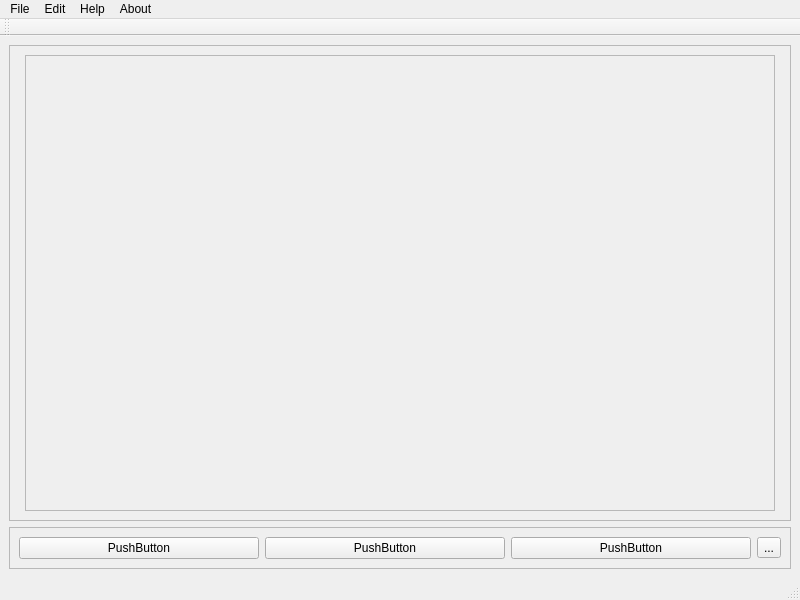
Above: src/GUI/mainwindow.ui from Nefarin/SODM before the change. Below: the same form after it.
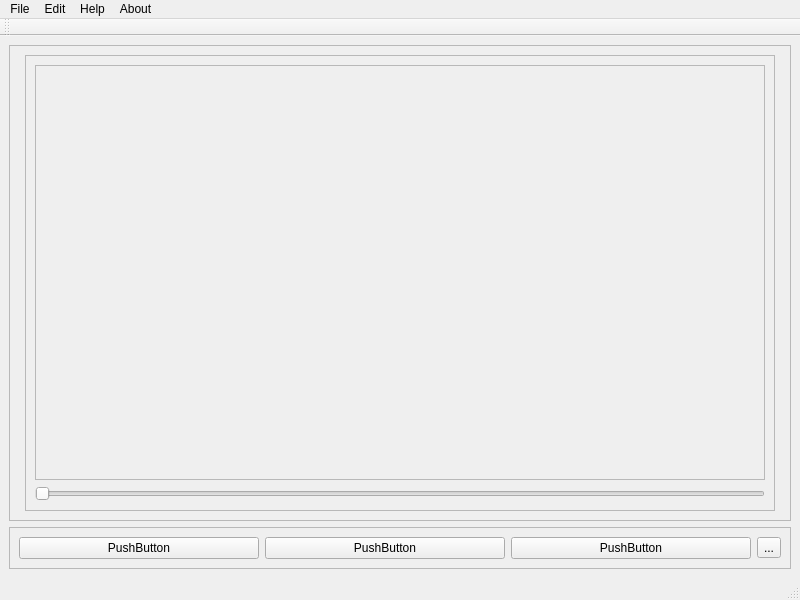
That is the form after the change.

Commit message: Loading and browsing dicom file works

The edit to the form file:
```diff
--- a/src/GUI/mainwindow.ui
+++ b/src/GUI/mainwindow.ui
@@ -53,9 +53,9 @@
         </widget>
        </item>
        <item>
-        <widget class="QFrame" name="imageFrame">
+        <widget class="QFrame" name="dicomFrame">
          <property name="sizePolicy">
-          <sizepolicy hsizetype="Expanding" vsizetype="Preferred">
+          <sizepolicy hsizetype="Expanding" vsizetype="Expanding">
            <horstretch>0</horstretch>
            <verstretch>0</verstretch>
           </sizepolicy>
@@ -72,9 +72,57 @@
          <property name="frameShadow">
           <enum>QFrame::Raised</enum>
          </property>
+         <property name="lineWidth">
+          <number>0</number>
+         </property>
          <layout class="QHBoxLayout" name="horizontalLayout">
           <item>
-           <layout class="QGridLayout" name="imageLayout"/>
+           <layout class="QGridLayout" name="dicomLayout">
+            <item row="1" column="0">
+             <widget class="QSlider" name="dicomSlider">
+              <property name="orientation">
+               <enum>Qt::Horizontal</enum>
+              </property>
+             </widget>
+            </item>
+            <item row="0" column="0">
+             <widget class="QFrame" name="imageFrame">
+              <property name="sizePolicy">
+               <sizepolicy hsizetype="Expanding" vsizetype="Expanding">
+                <horstretch>0</horstretch>
+                <verstretch>0</verstretch>
+               </sizepolicy>
+              </property>
+              <property name="frameShape">
+               <enum>QFrame::StyledPanel</enum>
+              </property>
+              <property name="frameShadow">
+               <enum>QFrame::Raised</enum>
+              </property>
+              <property name="lineWidth">
+               <number>0</number>
+              </property>
+              <layout class="QGridLayout" name="gridLayout">
+               <item row="0" column="0">
+                <layout class="QGridLayout" name="imageLayout"/>
+               </item>
+               <item row="1" column="0">
+                <spacer name="verticalSpacer">
+                 <property name="orientation">
+                  <enum>Qt::Vertical</enum>
+                 </property>
+                 <property name="sizeHint" stdset="0">
+                  <size>
+                   <width>20</width>
+                   <height>40</height>
+                  </size>
+                 </property>
+                </spacer>
+               </item>
+              </layout>
+             </widget>
+            </item>
+           </layout>
           </item>
          </layout>
         </widget>
```
Left out of the diff: 1 changed line with no effect on the pictures. The commit also changes 4 other files.
